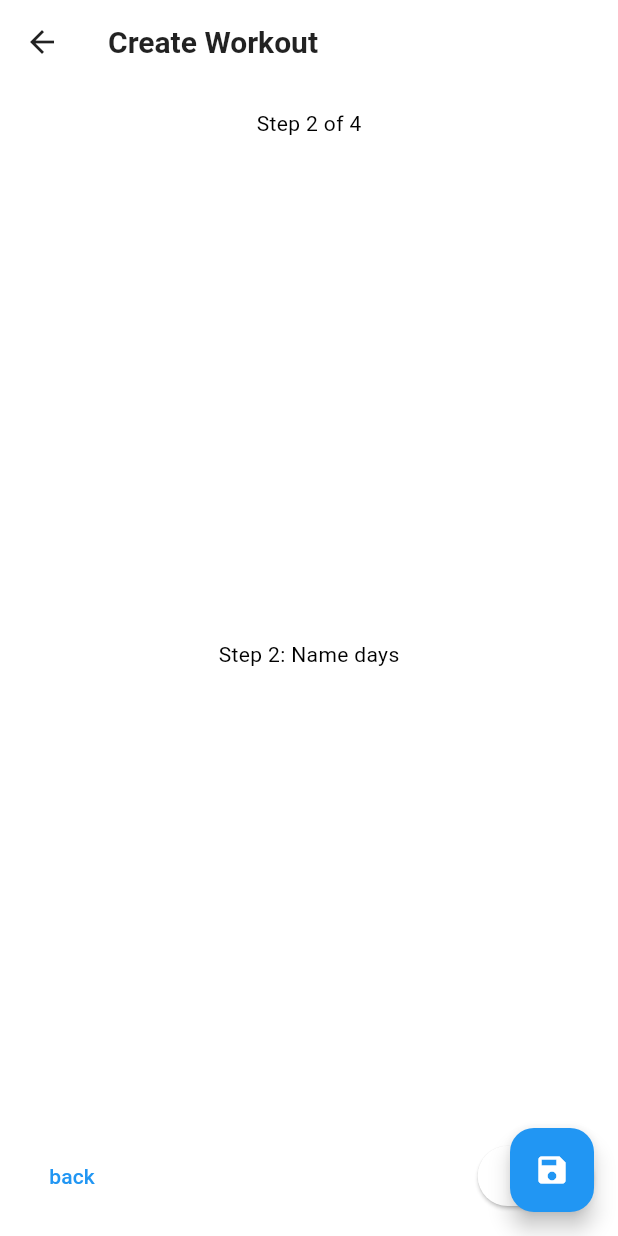
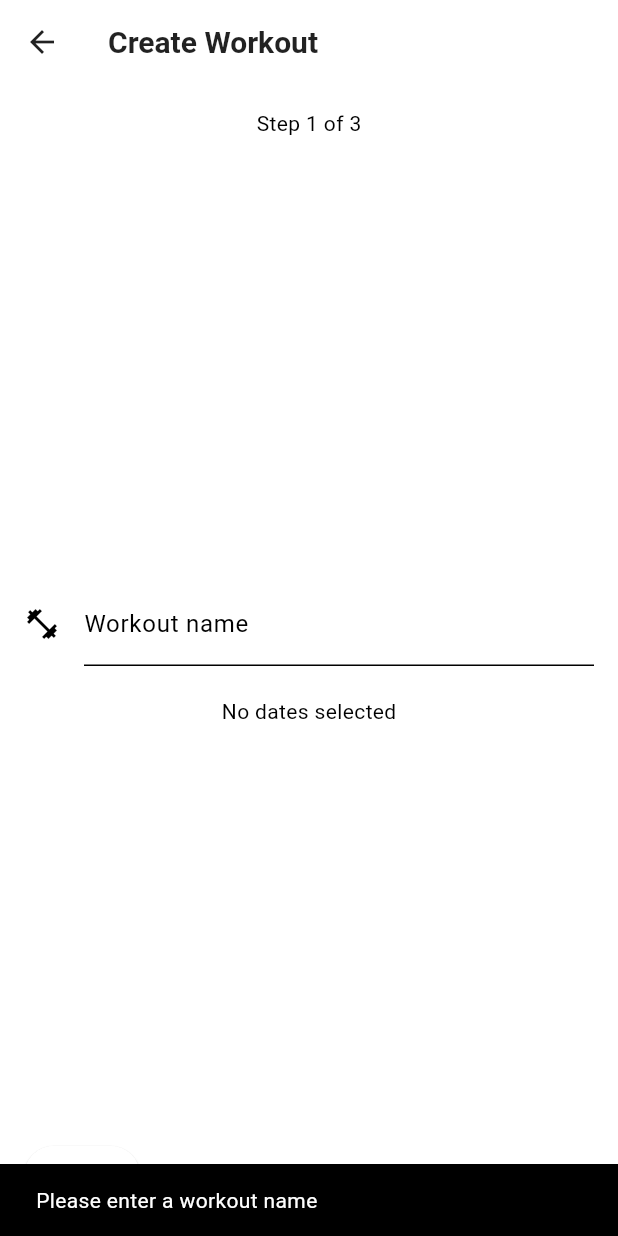
Before and after one commit to rYeti/FitTracker, a Flutter app: the CreateWorkoutView screen opened directly, after a tap on "Next", on a phone screen of 412 x 824 dp. Run offline on Flutter 3.47's test engine with Material 3 defaults, Android fonts, the phone set to English and light mode, and no system bars; our stand-ins replace dio, drift, fl_chart, flutter_speed_dial, get_it, logger and 2 more; missing offline and left inert: mobile_scanner; accounts and stored records are empty; generated files the repository leaves out were written again.

Commit message:
feat: Enhance workout management by adding localization support and improving data handling

````diff
--- a/l10n.yaml
+++ b/l10n.yaml
@@ -2,4 +2,5 @@ arb-dir: lib/l10n
 template-arb-file: intl_en.arb
 output-localization-file: app_localizations.dart
 output-class: AppLocalizations
+output-dir: lib/l10n # Add this line
 untranslated-messages-file: untranslated_messages.txt
--- a/lib/core/app_database.dart
+++ b/lib/core/app_database.dart
@@ -782,7 +782,7 @@ class WorkoutDao extends DatabaseAccessor<AppDatabase> with _$WorkoutDaoMixin {
         id: workout.id == null ? const Value.absent() : Value(workout.id!),
         name: Value(workout.name),
         description: Value(workout.description),
-        difficulty: Value(workout.difficulty.index),
+        difficulty: Value(workout.difficulty?.index),
         estimatedDurationMinutes: Value(workout.estimatedDurationMinutes),
         isTemplate: Value(workout.isTemplate),
         scheduledDate: Value(workout.scheduledDate),
--- a/lib/feature/food_tracking/presentation/view/food_add_screen.dart
+++ b/lib/feature/food_tracking/presentation/view/food_add_screen.dart
@@ -552,11 +552,10 @@ class _FoodAddScreenState extends State<FoodAddScreen> {
                 if (_isSearching) {
                   return const Center(child: CircularProgressIndicator());
                 } else if (!_isSearching && _searchController.text.isNotEmpty) {
-                  // REMOVE the SizedBox(height: 400)
                   return ListView.builder(
                     shrinkWrap: true,
                     physics:
-                        const NeverScrollableScrollPhysics(), // parent scrolls
+                        const NeverScrollableScrollPhysics(),
                     itemCount: _searchResults.length,
                     itemBuilder: (context, index) {
                       final result = _searchResults[index];
@@ -568,7 +567,6 @@ class _FoodAddScreenState extends State<FoodAddScreen> {
                     },
                   );
                 } else {
-                  // REMOVE the SizedBox(height: 400)
                   return StreamBuilder<List<FoodItemData>>(
                     stream: db.foodItemDao.watchAllFoodItems(),
                     builder: (context, snapshot) {
@@ -579,7 +577,7 @@ class _FoodAddScreenState extends State<FoodAddScreen> {
                       return ListView.builder(
                         shrinkWrap: true,
                         physics:
-                            const NeverScrollableScrollPhysics(), // parent scrolls
+                            const NeverScrollableScrollPhysics(),
                         itemCount: foodItems.length,
                         itemBuilder: (context, index) {
                           final item = foodItems[index];
--- a/lib/feature/gym_tracking/presentation/view/workouts/create_view.dart
+++ b/lib/feature/gym_tracking/presentation/view/workouts/create_view.dart
@@ -1,3 +1,4 @@
+import 'package:fittnes_tracker/l10n/app_localizations.dart';
 import 'package:flutter/material.dart';
 import 'package:provider/provider.dart';
 import 'package:fittnes_tracker/core/app_database.dart';
@@ -19,30 +20,32 @@ class CreateWorkoutView extends StatefulWidget {
 class _CreateWorkoutViewState extends State<CreateWorkoutView> {
   final _workoutNameController = TextEditingController();
   int _currentStep = 0;
-  int _numberOfDays = 2;
-  List<TextEditingController> _dayControllers = [];
+  List<TextEditingController> _workoutControllers = [];
+  List<TextEditingController> _workoutExerciseControllers = [];
+  Map<DateTime, int> _dateToWorkoutIndex = {};
 
   @override
   Widget build(BuildContext context) {
-    final selected = widget.selectedDates;
-    final hasDates = selected != null && selected.isNotEmpty;
-
     return Scaffold(
+      extendBodyBehindAppBar: true,
       appBar: AppBar(title: const Text('Create Workout')),
-      body: Center(
+      body: SafeArea(
         child: Padding(
           padding: const EdgeInsets.all(16.0),
           child: Column(
             mainAxisAlignment: MainAxisAlignment.center,
             children: [
-              Text("Step ${_currentStep + 1} of 4"),
+              Text(
+                "Step ${_currentStep + 1} of 3",
+                style: Theme.of(context).textTheme.bodyMedium,
+              ),
               SizedBox(height: 20),
               Expanded(child: _buildStepContent()),
               Row(
                 mainAxisAlignment: MainAxisAlignment.spaceBetween,
                 children: [
                   if (_currentStep > 0)
-                    TextButton(onPressed: _goBack, child: Text("back")),
+                    ElevatedButton(onPressed: _goBack, child: Text("Back")),
                   ElevatedButton(
                     onPressed: _nextOrSave,
                     child: Text(_currentStep == 2 ? "Save" : "Next"),
@@ -52,10 +55,6 @@ class _CreateWorkoutViewState extends State<CreateWorkoutView> {
             ],
           ),
         ),
-      ),
-      floatingActionButton: FloatingActionButton(
-        onPressed: _saveWorkout,
-        child: const Icon(Icons.save),
       ),
     );
   }
@@ -83,6 +82,9 @@ class _CreateWorkoutViewState extends State<CreateWorkoutView> {
   @override
   void dispose() {
     _workoutNameController.dispose();
+    for (var controller in _workoutControllers) {
+      controller.dispose();
+    }
     super.dispose();
   }
 
@@ -94,9 +96,40 @@ class _CreateWorkoutViewState extends State<CreateWorkoutView> {
     });
   }
 
-  _nextOrSave() {
+  void _nextOrSave() {
+    if (_currentStep == 0) {
+      if (_workoutNameController.text.trim().isEmpty) {
+        ScaffoldMessenger.of(context).showSnackBar(
+          const SnackBar(content: Text('Please enter a workout name')),
+        );
+        return;
+      }
+    } else if (_currentStep == 1) {
+      if (_workoutControllers.isEmpty ||
+          _workoutControllers.any((c) => c.text.trim().isEmpty)) {
+        ScaffoldMessenger.of(context).showSnackBar(
+          const SnackBar(
+            content: Text('Please enter names for all workout days'),
+          ),
+        );
+        return;
+      }
+    } else if (_currentStep == 2) {
+      if (widget.selectedDates != null) {
+        for (var date in widget.selectedDates!) {
+          if (!_dateToWorkoutIndex.containsKey(date)) {
+            ScaffoldMessenger.of(context).showSnackBar(
+              const SnackBar(
+                content: Text('Please assign a workout to all selected dates'),
+              ),
+            );
+            return;
+          }
+        }
+      }
+    }
     setState(() {
-      if (_currentStep < 2) {
+      if (_currentStep <= 2) {
         _currentStep++;
       } else {
         _saveWorkout();
@@ -118,14 +151,106 @@ class _CreateWorkoutViewState extends State<CreateWorkoutView> {
   }
 
   Widget _workoutName() {
-    return Center(child: );
+    return Center(
+      child: Column(
+        mainAxisSize: MainAxisSize.min,
+        children: [
+          TextField(
+            controller: _workoutNameController,
+            decoration: InputDecoration(
+              labelText: AppLocalizations.of(context)!.workoutName,
+              icon: const Icon(Icons.fitness_center),
+            ),
+          ),
+          SizedBox(height: 20),
+          Text(
+            widget.selectedDates != null
+                ? 'Training on ${widget.selectedDates!.length} days'
+                : 'No dates selected',
+          ),
+        ],
+      ),
+    );
   }
 
   Widget _workoutDayNames() {
-    return Center(child: Text('Step 2: Name days'));
+    return Center(
+      child: Column(
+        mainAxisSize: MainAxisSize.min,
+        children: [
+          Expanded(
+            child: ListView.builder(
+              itemCount: _workoutControllers.length,
+              itemBuilder: (context, index) {
+                return Row(
+                  children: [
+                    Expanded(
+                      child: TextField(
+                        controller: _workoutControllers[index],
+                        decoration: InputDecoration(
+                          icon: const Icon(Icons.fitness_center),
+                        ),
+                      ),
+                    ),
+                    IconButton(
+                      icon: const Icon(Icons.delete),
+                      onPressed: () {
+                        setState(() {
+                          _workoutControllers[index].dispose();
+                          _workoutControllers.removeAt(index);
+                        });
+                      },
+                    ),
+                  ],
+                );
+              },
+            ),
+          ),
+          SizedBox(height: 20),
+          ElevatedButton(
+            onPressed: _addWorkoutForDay,
+            child: Text('Add Workout'),
+          ),
+        ],
+      ),
+    );
   }
 
   Widget _reviewWorkout() {
-    return Center(child: Text('Step 3: Review'));
+    return Center(
+      child: ListView.builder(
+        itemCount: widget.selectedDates?.length ?? 0,
+        itemBuilder: (context, index) {
+          final date = widget.selectedDates![index];
+          return ListTile(
+            title: Text('${date.day}/${date.month}/${date.year}'),
+            trailing: DropdownButton<int>(
+              value: _dateToWorkoutIndex[date],
+              hint: Text('Select Workout'),
+              items:
+                  _workoutControllers.asMap().entries.map((entry) {
+                    final index = entry.key;
+                    final controller = entry.value;
+                    return DropdownMenuItem<int>(
+                      value: index,
+                      child: Text(controller.text),
+                    );
+                  }).toList(),
+              onChanged: (value) {
+                setState(() {
+                  _dateToWorkoutIndex[date] = value!;
+                });
+              },
+            ),
+          );
+        },
+      ),
+    );
+  }
+
+  void _addWorkoutForDay() {
+    setState(() {
+      _workoutControllers.add(TextEditingController());
+    });
   }
 }
--- a/lib/l10n/app_localizations.dart
+++ b/lib/l10n/app_localizations.dart
@@ -18,7 +18,7 @@ import 'app_localizations_en.dart';
 /// `supportedLocales` list. For example:
 ///
 /// ```dart
-/// import 'l10n/app_localizations.dart';
+/// import 'gen_l10n/app_localizations.dart';
 ///
 /// return MaterialApp(
 ///   localizationsDelegates: AppLocalizations.localizationsDelegates,
@@ -62,8 +62,7 @@ import 'app_localizations_en.dart';
 /// be consistent with the languages listed in the AppLocalizations.supportedLocales
 /// property.
 abstract class AppLocalizations {
-  AppLocalizations(String locale)
-    : localeName = intl.Intl.canonicalizedLocale(locale.toString());
+  AppLocalizations(String locale) : localeName = intl.Intl.canonicalizedLocale(locale.toString());
 
   final String localeName;
 
@@ -71,8 +70,7 @@ abstract class AppLocalizations {
     return Localizations.of<AppLocalizations>(context, AppLocalizations);
   }
 
-  static const LocalizationsDelegate<AppLocalizations> delegate =
-      _AppLocalizationsDelegate();
+  static const LocalizationsDelegate<AppLocalizations> delegate = _AppLocalizationsDelegate();
 
   /// A list of this localizations delegate along with the default localizations
   /// delegates.
@@ -84,18 +82,17 @@ abstract class AppLocalizations {
   /// Additional delegates can be added by appending to this list in
   /// MaterialApp. This list does not have to be used at all if a custom list
   /// of delegates is preferred or required.
-  static const List<LocalizationsDelegate<dynamic>> localizationsDelegates =
-      <LocalizationsDelegate<dynamic>>[
-        delegate,
-        GlobalMaterialLocalizations.delegate,
-        GlobalCupertinoLocalizations.delegate,
-        GlobalWidgetsLocalizations.delegate,
-      ];
+  static const List<LocalizationsDelegate<dynamic>> localizationsDelegates = <LocalizationsDelegate<dynamic>>[
+    delegate,
+    GlobalMaterialLocalizations.delegate,
+    GlobalCupertinoLocalizations.delegate,
+    GlobalWidgetsLocalizations.delegate,
+  ];
 
   /// A list of this localizations delegate's supported locales.
   static const List<Locale> supportedLocales = <Locale>[
     Locale('de'),
-    Locale('en'),
+    Locale('en')
   ];
 
   /// No description provided for @male.
@@ -493,10 +490,15 @@ abstract class AppLocalizations {
   /// In en, this message translates to:
   /// **'Calculated and saved calorie goal'**
   String get calculateAndSave;
+
+  /// No description provided for @workoutName.
+  ///
+  /// In en, this message translates to:
+  /// **'Workout name'**
+  String get workoutName;
 }
 
-class _AppLocalizationsDelegate
-    extends LocalizationsDelegate<AppLocalizations> {
+class _AppLocalizationsDelegate extends LocalizationsDelegate<AppLocalizations> {
   const _AppLocalizationsDelegate();
 
   @override
@@ -505,26 +507,25 @@ class _AppLocalizationsDelegate
   }
 
   @override
-  bool isSupported(Locale locale) =>
-      <String>['de', 'en'].contains(locale.languageCode);
+  bool isSupported(Locale locale) => <String>['de', 'en'].contains(locale.languageCode);
 
   @override
   bool shouldReload(_AppLocalizationsDelegate old) => false;
 }
 
 AppLocalizations lookupAppLocalizations(Locale locale) {
+
+
   // Lookup logic when only language code is specified.
   switch (locale.languageCode) {
-    case 'de':
-      return AppLocalizationsDe();
-    case 'en':
-      return AppLocalizationsEn();
+    case 'de': return AppLocalizationsDe();
+    case 'en': return AppLocalizationsEn();
   }
 
   throw FlutterError(
     'AppLocalizations.delegate failed to load unsupported locale "$locale". This is likely '
     'an issue with the localizations generation tool. Please file an issue '
     'on GitHub with a reproducible sample app and the gen-l10n configuration '
-    'that was used.',
+    'that was used.'
   );
 }
--- a/lib/l10n/app_localizations_de.dart
+++ b/lib/l10n/app_localizations_de.dart
@@ -91,15 +91,13 @@ class AppLocalizationsDe extends AppLocalizations {
   }
 
   @override
-  String get pleaseEnterValidAgeAndHeight =>
-      'Bitte gültiges Alter und Größe eingeben';
+  String get pleaseEnterValidAgeAndHeight => 'Bitte gültiges Alter und Größe eingeben';
 
   @override
   String get pleaseEnterValidNumber => 'Bitte eine gültige Zahl eingeben';
 
   @override
-  String get calculatedAndSavedCalorieGoal =>
-      'Kalorienziel berechnet und gespeichert';
+  String get calculatedAndSavedCalorieGoal => 'Kalorienziel berechnet und gespeichert';
 
   @override
   String failedToSaveProfile(Object error) {
@@ -219,4 +217,7 @@ class AppLocalizationsDe extends AppLocalizations {
 
   @override
   String get calculateAndSave => 'Kalorienziel berechnet und gespeichert';
+
+  @override
+  String get workoutName => 'Workout Name';
 }
--- a/lib/l10n/app_localizations_en.dart
+++ b/lib/l10n/app_localizations_en.dart
@@ -91,15 +91,13 @@ class AppLocalizationsEn extends AppLocalizations {
   }
 
   @override
-  String get pleaseEnterValidAgeAndHeight =>
-      'Please enter valid age and height';
+  String get pleaseEnterValidAgeAndHeight => 'Please enter valid age and height';
 
   @override
   String get pleaseEnterValidNumber => 'Please enter a valid number';
 
   @override
-  String get calculatedAndSavedCalorieGoal =>
-      'Calculated and saved calorie goal';
+  String get calculatedAndSavedCalorieGoal => 'Calculated and saved calorie goal';
 
   @override
   String failedToSaveProfile(Object error) {
@@ -219,4 +217,7 @@ class AppLocalizationsEn extends AppLocalizations {
 
   @override
   String get calculateAndSave => 'Calculated and saved calorie goal';
+
+  @override
+  String get workoutName => 'Workout name';
 }
--- a/lib/l10n/intl_de.arb
+++ b/lib/l10n/intl_de.arb
@@ -127,6 +127,6 @@
       }
     },
     "noFoodAdded": "Noch nichts hinzugefügt",
-    "calculateAndSave": "Kalorienziel berechnet und gespeichert"
-
+    "calculateAndSave": "Kalorienziel berechnet und gespeichert",
+    "workoutName": "Workout Name"
   }
--- a/lib/l10n/intl_en.arb
+++ b/lib/l10n/intl_en.arb
@@ -127,5 +127,6 @@
     }
   },
   "noFoodAdded": "No foods added yet",
-  "calculateAndSave": "Calculated and saved calorie goal"
+  "calculateAndSave": "Calculated and saved calorie goal",
+  "workoutName": "Workout name"
 }
````
Also changed, not shown: lib/feature/gym_tracking/presentation/view/scheduled_workouts_view.dart (+21 -22 lines), lib/core/app_database.g.dart.
